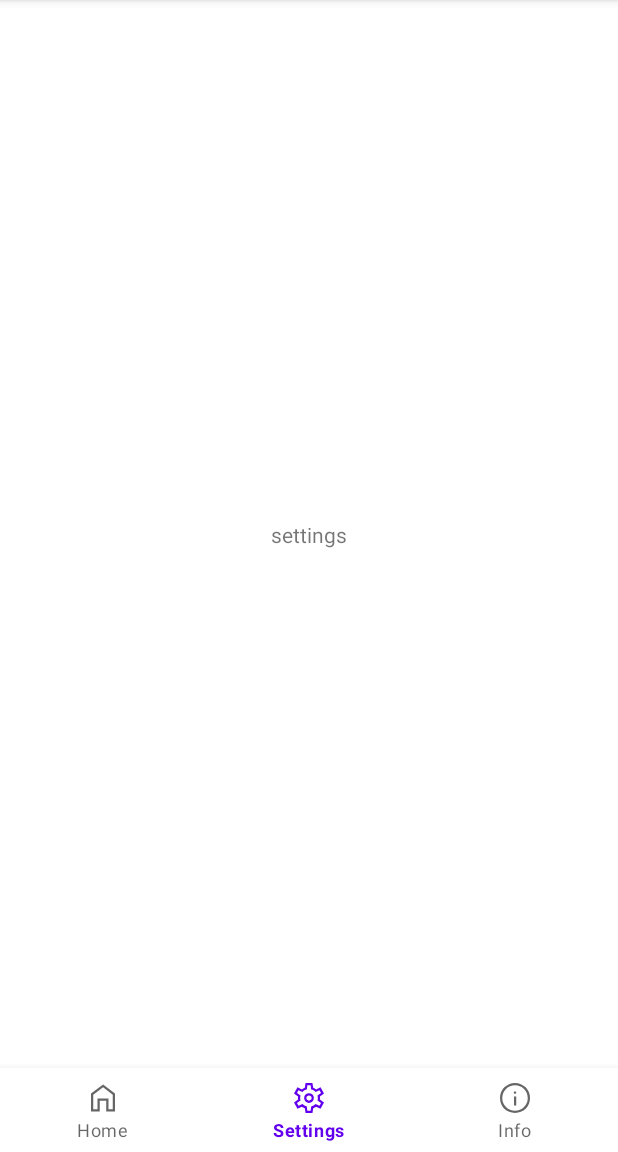
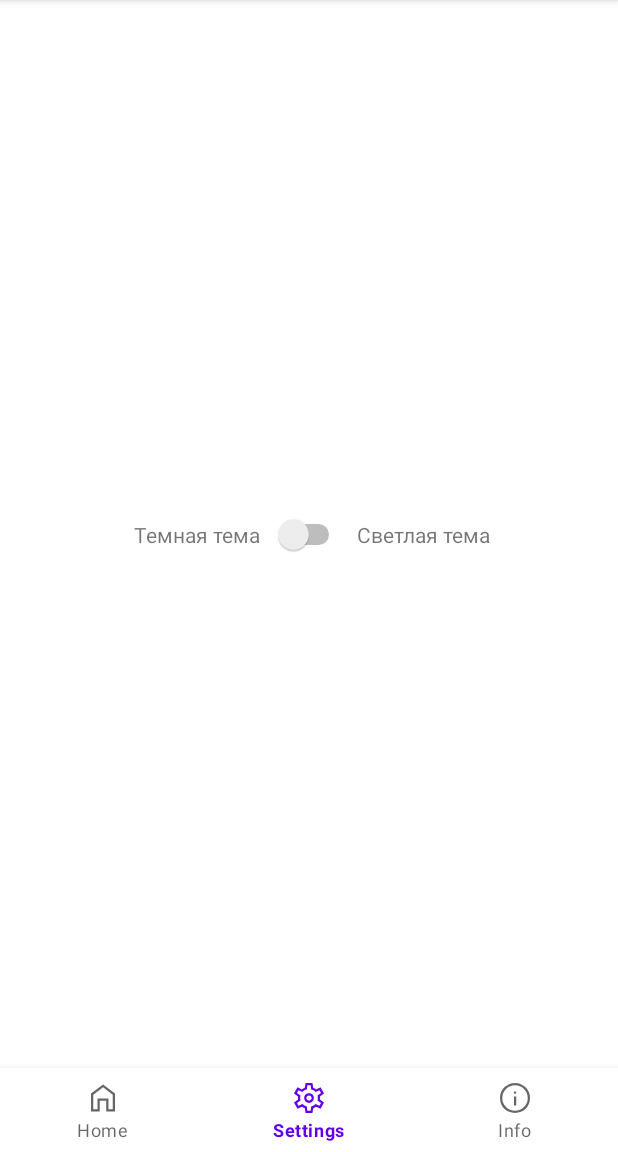
Before and after one commit to tpyc12/WeatherAppKotlin, an Android app: the screen it shows after launch (MainActivity), item 2 of the bottom bar chosen, on a phone screen of 412 x 824 dp, the part 84-1236 px from its top. Run offline under Robolectric (Android 15) with nearby library versions, the phone set to English and light mode, and no system bars.

Commit message:
feat: implements

```diff
--- a/app/src/main/res/layout/fragment_settings.xml
+++ b/app/src/main/res/layout/fragment_settings.xml
@@ -7,13 +7,36 @@
     android:layout_height="match_parent"
     tools:context=".presentation.SettingsFragment">
 
-    <TextView
+    <Switch
+        android:id="@+id/switchTheme"
         android:layout_width="wrap_content"
         android:layout_height="wrap_content"
-        android:text="settings"
         app:layout_constraintBottom_toBottomOf="parent"
         app:layout_constraintEnd_toEndOf="parent"
         app:layout_constraintStart_toStartOf="parent"
-        app:layout_constraintTop_toTopOf="parent" />
+        app:layout_constraintTop_toTopOf="parent"
+        tools:ignore="UseSwitchCompatOrMaterialXml" />
+
+    <TextView
+        android:id="@+id/textViewDarkTheme"
+        android:layout_width="wrap_content"
+        android:layout_height="wrap_content"
+        android:layout_marginEnd="@dimen/margin_8dp"
+        android:text="@string/dark_theme"
+        android:onClick="onClickSetLightTheme"
+        app:layout_constraintBottom_toBottomOf="@+id/switchTheme"
+        app:layout_constraintEnd_toStartOf="@+id/switchTheme"
+        app:layout_constraintTop_toTopOf="@+id/switchTheme" />
+
+    <TextView
+        android:id="@+id/textViewLightTheme"
+        android:layout_width="wrap_content"
+        android:layout_height="wrap_content"
+        android:layout_marginStart="@dimen/margin_8dp"
+        android:text="@string/light_theme"
+        android:onClick="onClickSetDarkTheme"
+        app:layout_constraintBottom_toBottomOf="@+id/switchTheme"
+        app:layout_constraintStart_toEndOf="@+id/switchTheme"
+        app:layout_constraintTop_toTopOf="@+id/switchTheme" />
 
 </androidx.constraintlayout.widget.ConstraintLayout>
--- /dev/null
+++ b/app/src/main/res/values/dimens.xml
@@ -0,0 +1,4 @@
+<?xml version="1.0" encoding="utf-8"?>
+<resources>
+    <dimen name="margin_8dp">8dp</dimen>
+</resources>
--- a/app/src/main/res/values/strings.xml
+++ b/app/src/main/res/values/strings.xml
@@ -2,4 +2,6 @@
     <string name="app_name">Weather app kotlin</string>
     <!-- TODO: Remove or change this placeholder text -->
     <string name="hello_blank_fragment">Hello blank fragment</string>
+    <string name="dark_theme">Темная тема</string>
+    <string name="light_theme">Светлая тема</string>
 </resources>
```
Also changed, not shown: app/build.gradle (+15 -0 lines), app/src/main/java/com/myhome/android/weatherappkotlin/presentation/CityDescriptionFragment.kt (+0 -14 lines), app/src/main/java/com/myhome/android/weatherappkotlin/presentation/CitySearchFragment.kt (+0 -14 lines).
